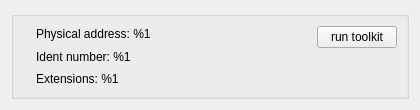
dev-0x7C6/wiimotedev, file subprojects/manager/widgets/devicewidget.ui: the form before one commit.
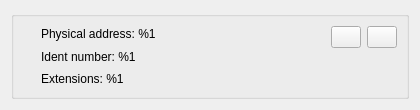
The form after the commit. Icons and pictures are not drawn.

Commit message: Uploaded new icons for wiimotedev-manager, some changes in gui.

```diff
--- a/subprojects/manager/widgets/devicewidget.ui
+++ b/subprojects/manager/widgets/devicewidget.ui
@@ -39,7 +39,7 @@
         </property>
        </widget>
       </item>
-      <item row="0" column="1">
+      <item row="0" column="2">
        <layout class="QVBoxLayout" name="verticalLayout">
         <item>
          <widget class="QLabel" name="physicalAddress">
@@ -64,20 +64,94 @@
         </item>
        </layout>
       </item>
-      <item row="0" column="2">
+      <item row="0" column="3">
        <layout class="QVBoxLayout" name="verticalLayout_2">
         <item>
-         <widget class="QPushButton" name="runToolkit">
-          <property name="sizePolicy">
-           <sizepolicy hsizetype="Maximum" vsizetype="Maximum">
-            <horstretch>0</horstretch>
-            <verstretch>0</verstretch>
-           </sizepolicy>
+         <layout class="QHBoxLayout" name="horizontalLayout">
+          <property name="topMargin">
+           <number>0</number>
           </property>
-          <property name="text">
-           <string>run toolkit</string>
-          </property>
-         </widget>
+          <item>
+           <spacer name="horizontalSpacer_2">
+            <property name="orientation">
+             <enum>Qt::Horizontal</enum>
+            </property>
+            <property name="sizeType">
+             <enum>QSizePolicy::Maximum</enum>
+            </property>
+            <property name="sizeHint" stdset="0">
+             <size>
+              <width>40</width>
+              <height>20</height>
+             </size>
+            </property>
+           </spacer>
+          </item>
+          <item>
+           <widget class="QPushButton" name="runToolkit">
+            <property name="sizePolicy">
+             <sizepolicy hsizetype="Minimum" vsizetype="Minimum">
+              <horstretch>0</horstretch>
+              <verstretch>0</verstretch>
+             </sizepolicy>
+            </property>
+            <property name="maximumSize">
+             <size>
+              <width>30</width>
+              <height>30</height>
+             </size>
+            </property>
+            <property name="toolTip">
+             <string>Run Wiimotedev-Toolkit for this wiiremote</string>
+            </property>
+            <property name="text">
+             <string/>
+            </property>
+            <property name="icon">
+             <iconset resource="../data/data.qrc">
+              <normaloff>:/toolkit.png</normaloff>:/toolkit.png</iconset>
+            </property>
+            <property name="iconSize">
+             <size>
+              <width>22</width>
+              <height>22</height>
+             </size>
+            </property>
+           </widget>
+          </item>
+          <item>
+           <widget class="QPushButton" name="disconnectWiimote">
+            <property name="sizePolicy">
+             <sizepolicy hsizetype="Minimum" vsizetype="Minimum">
+              <horstretch>0</horstretch>
+              <verstretch>0</verstretch>
+             </sizepolicy>
+            </property>
+            <property name="maximumSize">
+             <size>
+              <width>30</width>
+              <height>30</height>
+             </size>
+            </property>
+            <property name="toolTip">
+             <string>Disconnect this device</string>
+            </property>
+            <property name="text">
+             <string/>
+            </property>
+            <property name="icon">
+             <iconset resource="../data/data.qrc">
+              <normaloff>:/disconnect.png</normaloff>:/disconnect.png</iconset>
+            </property>
+            <property name="iconSize">
+             <size>
+              <width>22</width>
+              <height>22</height>
+             </size>
+            </property>
+           </widget>
+          </item>
+         </layout>
         </item>
         <item>
          <spacer name="verticalSpacer">
@@ -94,6 +168,22 @@
         </item>
        </layout>
       </item>
+      <item row="0" column="1">
+       <spacer name="horizontalSpacer">
+        <property name="orientation">
+         <enum>Qt::Horizontal</enum>
+        </property>
+        <property name="sizeType">
+         <enum>QSizePolicy::Fixed</enum>
+        </property>
+        <property name="sizeHint" stdset="0">
+         <size>
+          <width>5</width>
+          <height>20</height>
+         </size>
+        </property>
+       </spacer>
+      </item>
      </layout>
     </widget>
    </item>
```
The commit also changes 6 other files.
